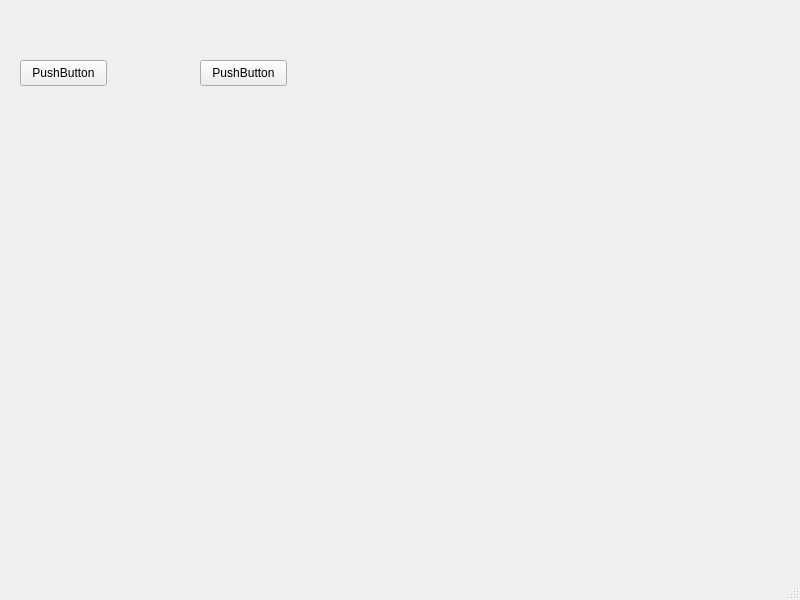
This is Server_linux/mainwindow.ui in annae10/TravelNotes as Qt 5 draws it before an edit. The edited form follows.
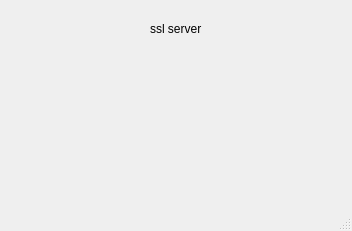
This is the edited form.

Commit message: ssl client-server

The edit to the form file:
```diff
--- a/Server_linux/mainwindow.ui
+++ b/Server_linux/mainwindow.ui
@@ -6,50 +6,27 @@
    <rect>
     <x>0</x>
     <y>0</y>
-    <width>800</width>
-    <height>600</height>
+    <width>352</width>
+    <height>231</height>
    </rect>
   </property>
   <property name="windowTitle">
    <string>MainWindow</string>
   </property>
   <widget class="QWidget" name="centralwidget">
-   <widget class="QPushButton" name="pushButton">
+   <widget class="QLabel" name="label">
     <property name="geometry">
      <rect>
-      <x>20</x>
-      <y>60</y>
-      <width>87</width>
-      <height>26</height>
+      <x>150</x>
+      <y>20</y>
+      <width>66</width>
+      <height>18</height>
      </rect>
     </property>
     <property name="text">
-     <string>PushButton</string>
+     <string>ssl server</string>
     </property>
    </widget>
-   <widget class="QPushButton" name="pushButton_2">
-    <property name="geometry">
-     <rect>
-      <x>200</x>
-      <y>60</y>
-      <width>87</width>
-      <height>26</height>
-     </rect>
-    </property>
-    <property name="text">
-     <string>PushButton</string>
-    </property>
-   </widget>
-  </widget>
-  <widget class="QMenuBar" name="menubar">
-   <property name="geometry">
-    <rect>
-     <x>0</x>
-     <y>0</y>
-     <width>800</width>
-     <height>23</height>
-    </rect>
-   </property>
   </widget>
   <widget class="QStatusBar" name="statusbar"/>
  </widget>
```
The commit also changes 16 other files.
